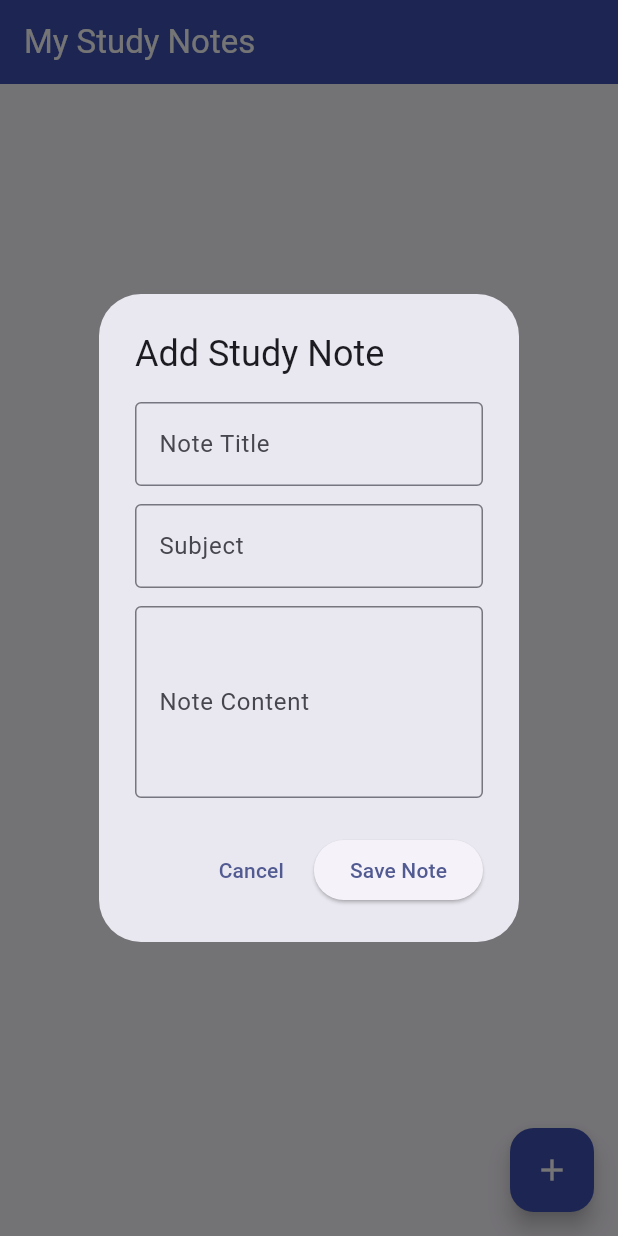
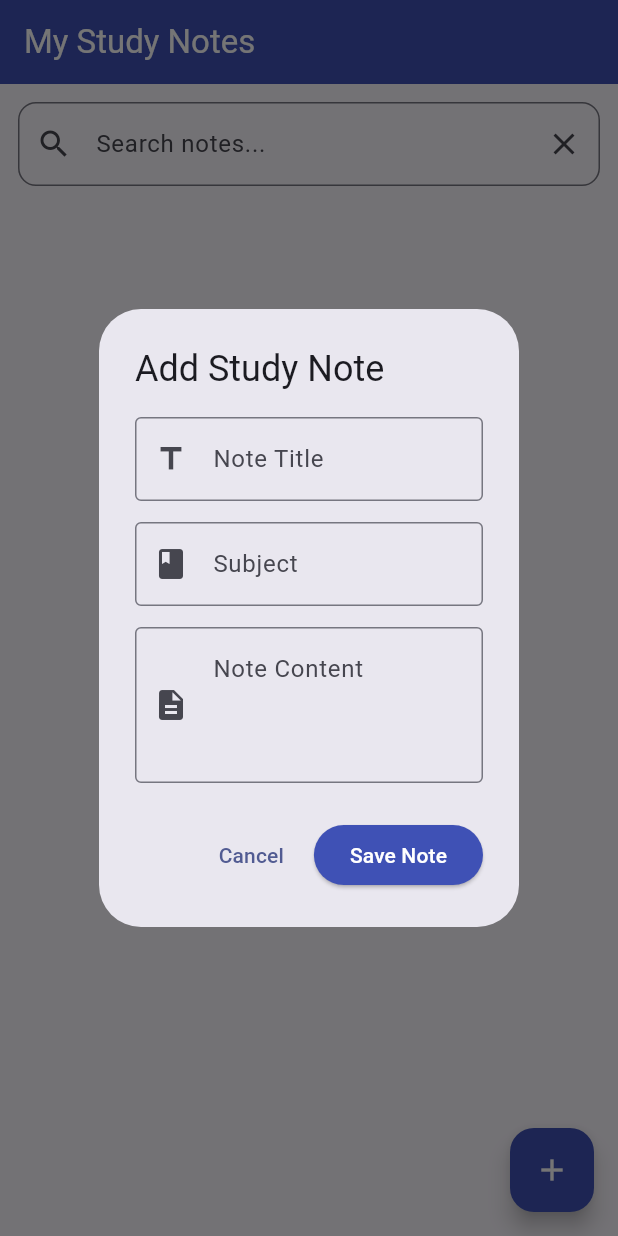
Before and after one commit to Chuswitha04/AI-Study-Companion, a Flutter app: the screen it shows after launch, after a tap on the "add" icon, on a phone screen of 412 x 824 dp. Run offline on Flutter 3.47's test engine with Material 3 defaults, Android fonts, the phone set to English and light mode, and no system bars; our stand-ins replace sqflite; accounts and stored records are empty.

Commit message:
Day 6: Improve notes and add search functionality

```diff
--- a/app/lib/main.dart
+++ b/app/lib/main.dart
@@ -1,4 +1,3 @@
-
 import 'package:flutter/material.dart';
 import 'screens/notes_screen.dart';
 
@@ -16,9 +15,7 @@ class AIStudyCompanion extends StatelessWidget {
       debugShowCheckedModeBanner: false,
       title: 'AI Study Companion',
       theme: ThemeData(
-        colorScheme: ColorScheme.fromSeed(
-          seedColor: Colors.indigo,
-        ),
+        colorScheme: ColorScheme.fromSeed(seedColor: Colors.indigo),
         useMaterial3: true,
       ),
       home: const NotesScreen(),
--- a/app/lib/models/note.dart
+++ b/app/lib/models/note.dart
@@ -1,4 +1,3 @@
-
 class Note {
   final int? id;
   final String title;
--- a/app/lib/screens/notes_screen.dart
+++ b/app/lib/screens/notes_screen.dart
@@ -12,7 +12,9 @@ class NotesScreen extends StatefulWidget {
 
 class _NotesScreenState extends State<NotesScreen> {
   List<Note> notes = [];
+
   bool isLoading = true;
+  String searchQuery = '';
 
   @override
   void initState() {
@@ -20,15 +22,15 @@ class _NotesScreenState extends State<NotesScreen> {
     loadNotes();
   }
 
-  // Load notes from SQLite database.
+  // Load all saved notes from SQLite.
   Future<void> loadNotes() async {
     try {
-      final data = await DatabaseHelper.instance.getNotes();
+      final result = await DatabaseHelper.instance.getNotes();
 
       if (!mounted) return;
 
       setState(() {
-        notes = data;
+        notes = result;
         isLoading = false;
       });
     } catch (e) {
@@ -44,119 +46,40 @@ class _NotesScreenState extends State<NotesScreen> {
     }
   }
 
-  // Display Add Note dialog.
-  void showAddNoteDialog() {
-    final titleController = TextEditingController();
-    final subjectController = TextEditingController();
-    final contentController = TextEditingController();
-
-    showDialog(
-      context: context,
-      builder: (dialogContext) {
-        bool isSaving = false;
-
-        return StatefulBuilder(
-          builder: (dialogBuildContext, setDialogState) {
-            return AlertDialog(
-              title: const Text('Add Study Note'),
-
-              content: SingleChildScrollView(
-                child: Column(
-                  mainAxisSize: MainAxisSize.min,
-                  children: [
-                    TextField(
-                      controller: titleController,
-                      decoration: const InputDecoration(
-                        labelText: 'Note Title',
-                        border: OutlineInputBorder(),
-                      ),
-                    ),
-
-                    const SizedBox(height: 12),
-
-                    TextField(
-                      controller: subjectController,
-                      decoration: const InputDecoration(
-                        labelText: 'Subject',
-                        border: OutlineInputBorder(),
-                      ),
-                    ),
-
-                    const SizedBox(height: 12),
-
-                    TextField(
-                      controller: contentController,
-                      maxLines: 4,
-                      decoration: const InputDecoration(
-                        labelText: 'Note Content',
-                        border: OutlineInputBorder(),
-                      ),
-                    ),
-                  ],
-                ),
-              ),
-
-              actions: [
-                TextButton(
-                  onPressed: isSaving
-                      ? null
-                      : () {
-                          Navigator.pop(dialogContext);
-
-                          titleController.dispose();
-                          subjectController.dispose();
-                          contentController.dispose();
-                        },
-                  child: const Text('Cancel'),
-                ),
-
-                ElevatedButton(
-                  onPressed: isSaving
-                      ? null
-                      : () async {
-                          final title = titleController.text.trim();
-
-                          final subject = subjectController.text.trim();
-
-                          final content = contentController.text.trim();
-
-                          // Validate input fields.
-                          if (title.isEmpty ||
-                              subject.isEmpty ||
-                              content.isEmpty) {
-                            ScaffoldMessenger.of(context).showSnackBar(
-                              const SnackBar(
-                                content: Text('Please fill all fields'),
-                              ),
-                            );
-                            return;
+  // Search notes by title, subject or content.
+  List<Note> get filteredNotes {
+    if (searchQuery.trim().isEmpty) {
+      return notes;
     }
 
-                          setDialogState(() {
-                            isSaving = true;
-                          });
+    final query = searchQuery.toLowerCase().trim();
 
-                          // Create Note object.
-                          final note = Note(
-                            title: title,
-                            subject: subject,
-                            content: content,
-                            createdAt: DateTime.now().toIso8601String(),
+    return notes.where((note) {
+      return note.title.toLowerCase().contains(query) ||
+          note.subject.toLowerCase().contains(query) ||
+          note.content.toLowerCase().contains(query);
+    }).toList();
+  }
+
+  // Open the Add Note dialog.
+  // The dialog returns a Note object.
+  // Database insertion happens AFTER the dialog closes.
+  Future<void> showAddNoteDialog() async {
+    final Note? newNote = await showDialog<Note>(
+      context: context,
+      barrierDismissible: false,
+      builder: (dialogContext) {
+        return const AddNoteDialog();
+      },
     );
 
+    if (!mounted || newNote == null) return;
+
     try {
-                            // Save note in SQLite.
-                            await DatabaseHelper.instance.insertNote(note);
+      await DatabaseHelper.instance.insertNote(newNote);
 
-                            if (!dialogContext.mounted) return;
+      if (!mounted) return;
 
-                            Navigator.pop(dialogContext);
-
-                            titleController.dispose();
-                            subjectController.dispose();
-                            contentController.dispose();
-
-                            // Refresh notes list.
       await loadNotes();
 
       if (!mounted) return;
@@ -164,36 +87,19 @@ class _NotesScreenState extends State<NotesScreen> {
       ScaffoldMessenger.of(context).showSnackBar(
         const SnackBar(
           content: Text('Note saved successfully!'),
+          backgroundColor: Colors.green,
         ),
       );
     } catch (e) {
-                            if (dialogContext.mounted) {
-                              setDialogState(() {
-                                isSaving = false;
-                              });
-                            }
-
       if (!mounted) return;
 
       ScaffoldMessenger.of(context).showSnackBar(
-                              SnackBar(content: Text('Error saving note: $e')),
+        SnackBar(
+          content: Text('Error saving note: $e'),
+          backgroundColor: Colors.red,
+        ),
       );
     }
-                        },
-                  child: isSaving
-                      ? const SizedBox(
-                          height: 18,
-                          width: 18,
-                          child: CircularProgressIndicator(strokeWidth: 2),
-                        )
-                      : const Text('Save Note'),
-                ),
-              ],
-            );
-          },
-        );
-      },
-    );
   }
 
   // Delete note after confirmation.
@@ -203,19 +109,22 @@ class _NotesScreenState extends State<NotesScreen> {
       builder: (dialogContext) {
         return AlertDialog(
           title: const Text('Delete Note?'),
-          content: Text('Do you want to delete "${note.title}"?'),
+          content: Text('Are you sure you want to delete "${note.title}"?'),
           actions: [
             TextButton(
               onPressed: () {
-                Navigator.pop(dialogContext, false);
+                Navigator.of(dialogContext).pop(false);
               },
               child: const Text('Cancel'),
             ),
-
             ElevatedButton(
               onPressed: () {
-                Navigator.pop(dialogContext, true);
+                Navigator.of(dialogContext).pop(true);
               },
+              style: ElevatedButton.styleFrom(
+                backgroundColor: Colors.red,
+                foregroundColor: Colors.white,
+              ),
               child: const Text('Delete'),
             ),
           ],
@@ -223,12 +132,14 @@ class _NotesScreenState extends State<NotesScreen> {
       },
     );
 
-    if (!mounted) return;
-
-    if (confirm != true || note.id == null) return;
+    if (!mounted || confirm != true || note.id == null) {
+      return;
+    }
 
     try {
       await DatabaseHelper.instance.deleteNote(note.id!);
+
+      if (!mounted) return;
 
       await loadNotes();
 
@@ -248,6 +159,8 @@ class _NotesScreenState extends State<NotesScreen> {
 
   @override
   Widget build(BuildContext context) {
+    final displayedNotes = filteredNotes;
+
     return Scaffold(
       appBar: AppBar(
         title: const Text('My Study Notes'),
@@ -257,33 +170,74 @@ class _NotesScreenState extends State<NotesScreen> {
 
       body: isLoading
           ? const Center(child: CircularProgressIndicator())
-          : notes.isEmpty
-          ? const Center(
+          : Column(
+              children: [
+                // Search field.
+                Padding(
+                  padding: const EdgeInsets.all(12),
+                  child: TextField(
+                    decoration: InputDecoration(
+                      hintText: 'Search notes...',
+                      prefixIcon: const Icon(Icons.search),
+                      suffixIcon: IconButton(
+                        icon: const Icon(Icons.clear),
+                        onPressed: () {
+                          setState(() {
+                            searchQuery = '';
+                          });
+                        },
+                      ),
+                      border: OutlineInputBorder(
+                        borderRadius: BorderRadius.circular(12),
+                      ),
+                    ),
+                    onChanged: (value) {
+                      setState(() {
+                        searchQuery = value;
+                      });
+                    },
+                  ),
+                ),
+
+                // Notes list.
+                Expanded(
+                  child: displayedNotes.isEmpty
+                      ? Center(
                           child: Text(
-                'No notes yet.\nTap + to create your first note!',
+                            searchQuery.isEmpty
+                                ? 'No notes yet.\nTap + to create your first note!'
+                                : 'No matching notes found.',
                             textAlign: TextAlign.center,
-                style: TextStyle(fontSize: 16),
+                            style: const TextStyle(fontSize: 16),
                           ),
                         )
-          : ListView.builder(
+                      : RefreshIndicator(
+                          onRefresh: loadNotes,
+                          child: ListView.builder(
                             padding: const EdgeInsets.all(12),
-              itemCount: notes.length,
+                            itemCount: displayedNotes.length,
                             itemBuilder: (context, index) {
-                final note = notes[index];
+                              final note = displayedNotes[index];
 
                               return Card(
+                                elevation: 3,
                                 margin: const EdgeInsets.only(bottom: 12),
                                 child: ListTile(
+                                  contentPadding: const EdgeInsets.all(12),
+
                                   title: Text(
                                     note.title,
-                      style: const TextStyle(fontWeight: FontWeight.bold),
+                                    style: const TextStyle(
+                                      fontWeight: FontWeight.bold,
+                                      fontSize: 17,
+                                    ),
                                   ),
 
                                   subtitle: Padding(
                                     padding: const EdgeInsets.only(top: 8),
                                     child: Text(
-                        '${note.subject}\n${note.content}',
-                        maxLines: 3,
+                                      '${note.subject}\n\n${note.content}',
+                                      maxLines: 4,
                                       overflow: TextOverflow.ellipsis,
                                     ),
                                   ),
@@ -291,12 +245,21 @@ class _NotesScreenState extends State<NotesScreen> {
                                   isThreeLine: true,
 
                                   trailing: IconButton(
-                      icon: const Icon(Icons.delete, color: Colors.red),
-                      onPressed: () => removeNote(note),
+                                    icon: const Icon(
+                                      Icons.delete,
+                                      color: Colors.red,
+                                    ),
+                                    onPressed: () {
+                                      removeNote(note);
+                                    },
                                   ),
                                 ),
                               );
                             },
+                          ),
+                        ),
+                ),
+              ],
             ),
 
       floatingActionButton: FloatingActionButton(
@@ -308,3 +271,149 @@ class _NotesScreenState extends State<NotesScreen> {
     );
   }
 }
+
+// Separate Add Note dialog.
+// Controllers are disposed only when the dialog is disposed.
+class AddNoteDialog extends StatefulWidget {
+  const AddNoteDialog({super.key});
+
+  @override
+  State<AddNoteDialog> createState() => _AddNoteDialogState();
+}
+
+class _AddNoteDialogState extends State<AddNoteDialog> {
+  final _formKey = GlobalKey<FormState>();
+
+  final TextEditingController titleController = TextEditingController();
+
+  final TextEditingController subjectController = TextEditingController();
+
+  final TextEditingController contentController = TextEditingController();
+
+  bool isSubmitting = false;
+
+  @override
+  void dispose() {
+    titleController.dispose();
+    subjectController.dispose();
+    contentController.dispose();
+
+    super.dispose();
+  }
+
+  // Validate and return the Note to the parent screen.
+  void saveNote() {
+    if (isSubmitting) return;
+
+    if (!_formKey.currentState!.validate()) {
+      return;
+    }
+
+    final note = Note(
+      title: titleController.text.trim(),
+      subject: subjectController.text.trim(),
+      content: contentController.text.trim(),
+      createdAt: DateTime.now().toIso8601String(),
+    );
+
+    setState(() {
+      isSubmitting = true;
+    });
+
+    // Return the note to NotesScreen.
+    // Database insertion is handled there.
+    Navigator.of(context).pop(note);
+  }
+
+  @override
+  Widget build(BuildContext context) {
+    return AlertDialog(
+      title: const Text('Add Study Note'),
+
+      content: SingleChildScrollView(
+        child: Form(
+          key: _formKey,
+          child: Column(
+            mainAxisSize: MainAxisSize.min,
+            children: [
+              TextFormField(
+                controller: titleController,
+                textCapitalization: TextCapitalization.sentences,
+                decoration: const InputDecoration(
+                  labelText: 'Note Title',
+                  border: OutlineInputBorder(),
+                  prefixIcon: Icon(Icons.title),
+                ),
+                validator: (value) {
+                  if (value == null || value.trim().isEmpty) {
+                    return 'Please enter note title';
+                  }
+                  return null;
+                },
+              ),
+
+              const SizedBox(height: 14),
+
+              TextFormField(
+                controller: subjectController,
+                textCapitalization: TextCapitalization.words,
+                decoration: const InputDecoration(
+                  labelText: 'Subject',
+                  border: OutlineInputBorder(),
+                  prefixIcon: Icon(Icons.book),
+                ),
+                validator: (value) {
+                  if (value == null || value.trim().isEmpty) {
+                    return 'Please enter subject';
+                  }
+                  return null;
+                },
+              ),
+
+              const SizedBox(height: 14),
+
+              TextFormField(
+                controller: contentController,
+                maxLines: 5,
+                minLines: 3,
+                textCapitalization: TextCapitalization.sentences,
+                decoration: const InputDecoration(
+                  labelText: 'Note Content',
+                  border: OutlineInputBorder(),
+                  alignLabelWithHint: true,
+                  prefixIcon: Icon(Icons.description),
+                ),
+                validator: (value) {
+                  if (value == null || value.trim().isEmpty) {
+                    return 'Please enter note content';
+                  }
+                  return null;
+                },
+              ),
+            ],
+          ),
+        ),
+      ),
+
+      actions: [
+        TextButton(
+          onPressed: isSubmitting
+              ? null
+              : () {
+                  Navigator.of(context).pop();
+                },
+          child: const Text('Cancel'),
+        ),
+
+        ElevatedButton(
+          onPressed: isSubmitting ? null : saveNote,
+          style: ElevatedButton.styleFrom(
+            backgroundColor: Colors.indigo,
+            foregroundColor: Colors.white,
+          ),
+          child: const Text('Save Note'),
+        ),
+      ],
+    );
+  }
+}
```
Also changed, not shown: app/lib/database/database_helper.dart (+6 -25 lines). Lines whose indentation alone changed are shown as unchanged.
